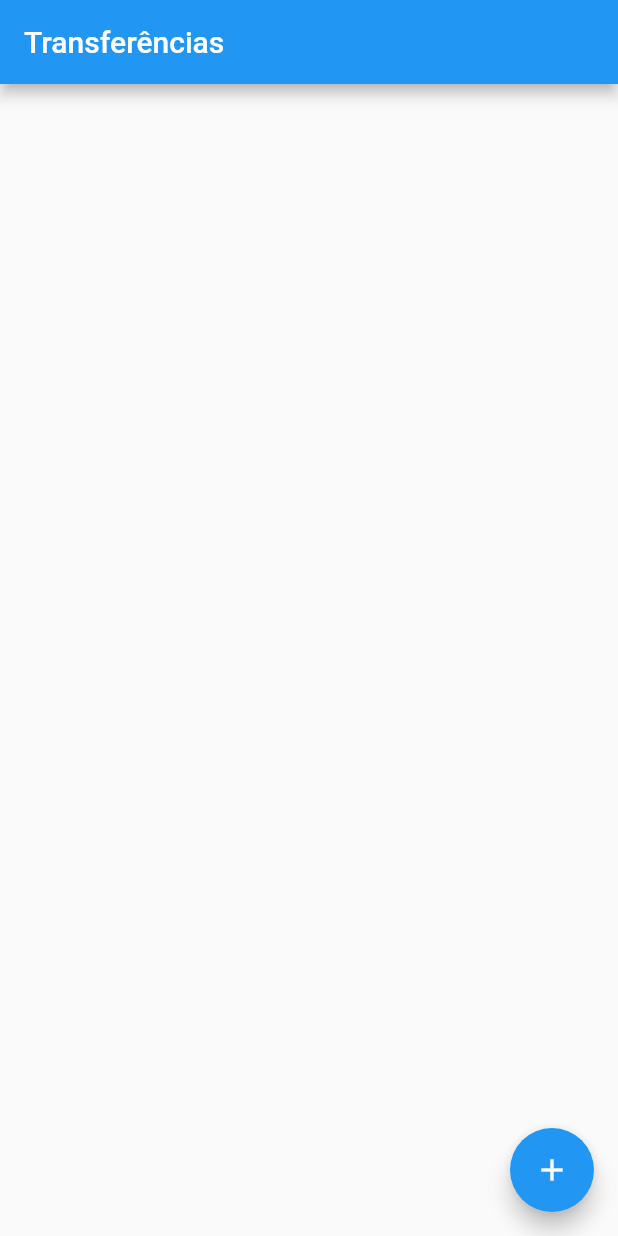
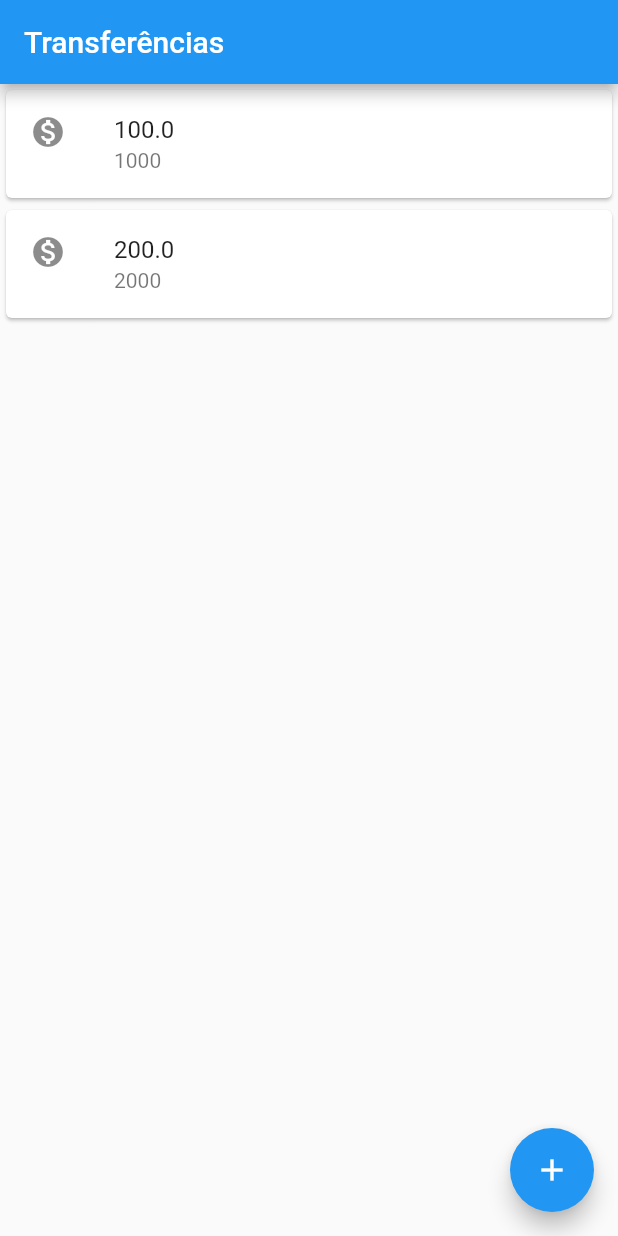
Before and after one commit to Augusto55/app-flutter-alura, a Flutter app: the screen it shows after launch, on a phone screen of 412 x 824 dp. Run offline on Flutter 3.47's test engine with Material 2 defaults, Android fonts, the phone set to English and light mode, and no system bars.

Commit message:
Update main.dart

```diff
--- a/lib/main.dart
+++ b/lib/main.dart
@@ -3,6 +3,7 @@ import 'package:flutter/material.dart';
 void main() {
   runApp(MaterialApp(
     home: Scaffold(
+      body: ListaTransferencias(),
       appBar: AppBar(
         title: Text('Transferências'),
       ),
@@ -13,3 +14,43 @@ void main() {
     ),
   ));
 }
+
+
+class ListaTransferencias extends StatelessWidget {
+  @override
+  Widget build(BuildContext context) {
+    // TODO: implement build
+    return Column(
+      children: <Widget>[
+        ItemTransferencia(Transferencia (100, 1000)),
+        ItemTransferencia(Transferencia (200, 2000)),
+      ],
+    );
+  }
+
+}
+
+class ItemTransferencia extends StatelessWidget {
+  final Transferencia _transferencia;
+
+  ItemTransferencia(this._transferencia);
+
+  @override
+  Widget build(BuildContext context) {
+    // TODO: implement build
+    return Card(
+      child: ListTile(
+        leading: Icon(Icons.monetization_on),
+        title: Text(_transferencia.valor.toString()),
+        subtitle: Text(_transferencia.numeroConta.toString()),
+      ),
+    );
+  }
+}
+
+class Transferencia{
+  final double valor;
+  final int numeroConta;
+
+  Transferencia(this.valor, this.numeroConta);
+}
```
